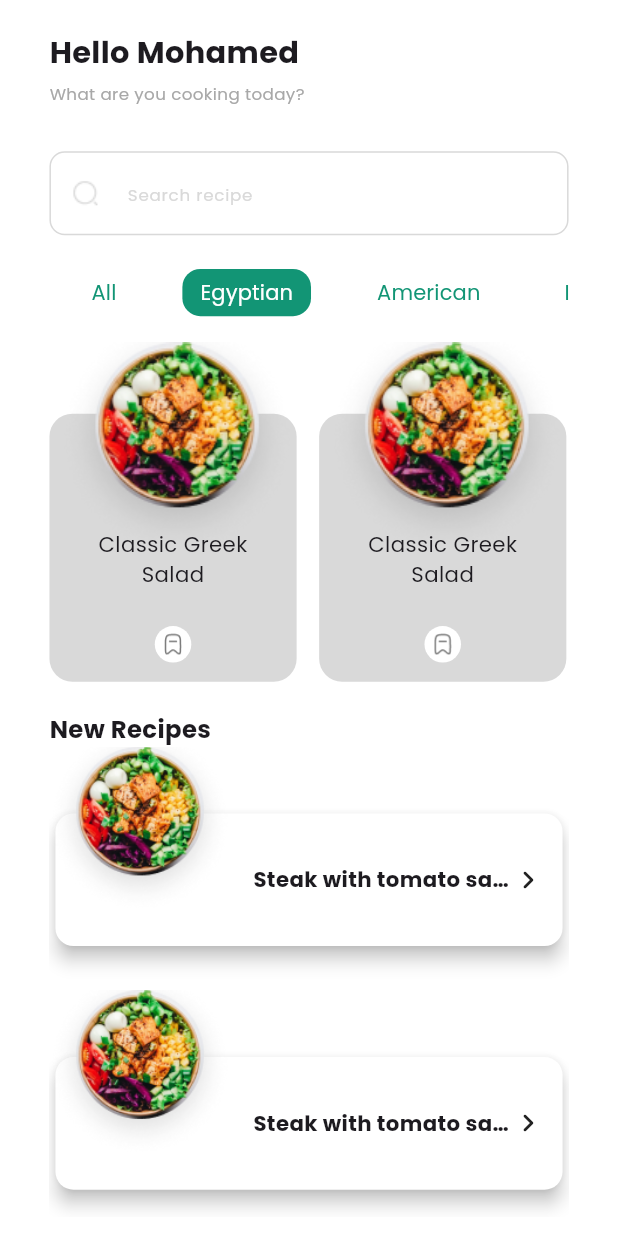
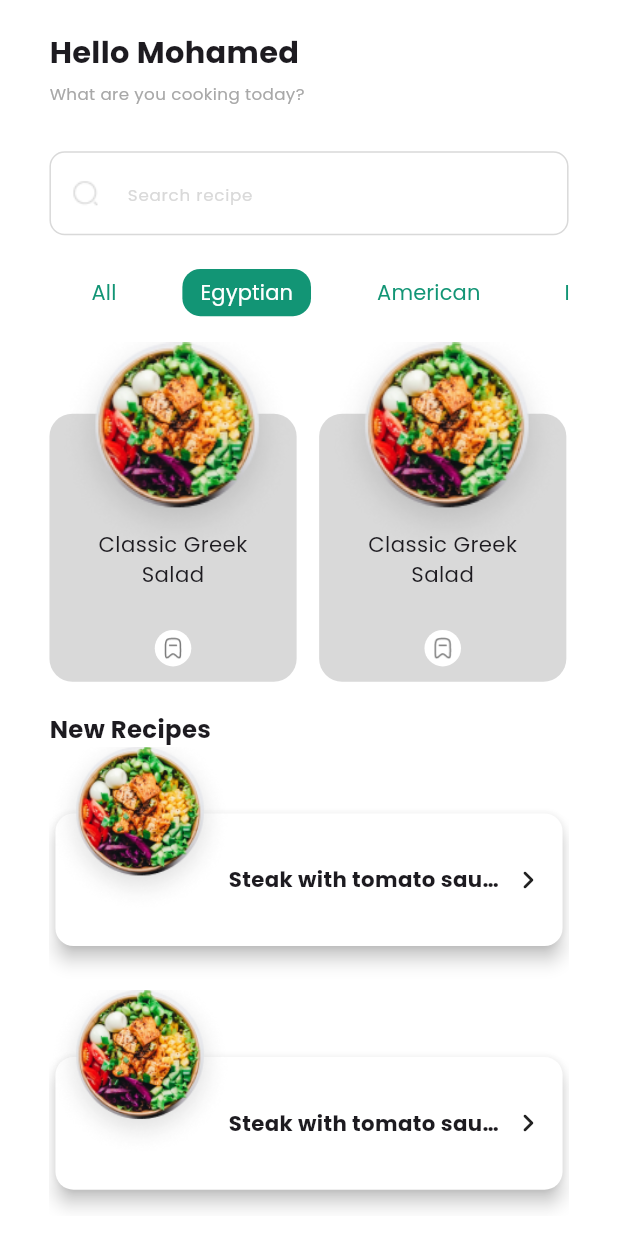
Before and after one commit to MohamedGomaa201/Food_Recipes, a Flutter app: the HomeView screen opened directly, on a phone screen of 412 x 824 dp. Run offline on Flutter 3.47's test engine with Material 3 defaults, Android fonts, the phone set to English and light mode, and no system bars; our stand-ins replace flutter_screenutil.

Commit message:
finishing home view and enhance some codes

```diff
--- a/lib/features/home/presentation/view/widgets/home_body.dart
+++ b/lib/features/home/presentation/view/widgets/home_body.dart
@@ -1,11 +1,11 @@
 import 'package:flutter/material.dart';
 import 'package:flutter_screenutil/flutter_screenutil.dart';
-import 'package:food_recipes/core/constants/app_images.dart';
 import 'package:food_recipes/core/themes/app_colors.dart';
 import 'package:food_recipes/core/themes/styles.dart';
-import 'package:food_recipes/features/home/presentation/view/widgets/new_recipe_card.dart';
-import 'package:food_recipes/features/home/presentation/view/widgets/recipe_card.dart';
-import 'package:food_recipes/features/home/presentation/view/widgets/top_navigation_bar_tab.dart';
+import 'package:food_recipes/features/home/presentation/view/widgets/home_tab_bar.dart';
+import 'package:food_recipes/features/home/presentation/view/widgets/new_recipe_card_builder.dart';
+import 'package:food_recipes/features/home/presentation/view/widgets/recipe_card_builder.dart';
+import 'package:food_recipes/features/home/presentation/view/widgets/search_box.dart';
 
 class HomeBody extends StatefulWidget {
   const HomeBody({super.key});
@@ -34,10 +34,9 @@ class _HomeBodyState extends State<HomeBody>
   @override
   Widget build(BuildContext context) {
     return SafeArea(
-      child: Padding(
-        padding: EdgeInsets.symmetric(horizontal: 30.w, vertical: 20.h),
-        child: Column(
-          crossAxisAlignment: CrossAxisAlignment.start,
+      child: ListView(
+        padding: EdgeInsets.only(left: 30.w, right: 30.w, top: 20.h),
+        physics: NeverScrollableScrollPhysics(),
         children: [
           Text(
             "Hello Mohamed",
@@ -49,85 +48,17 @@ class _HomeBodyState extends State<HomeBody>
             style: Styles.textStyleGrey11.copyWith(color: AppColors.grey3),
           ),
           SizedBox(height: 30.h),
-            TextField(
-              cursorColor: AppColors.mainColor,
-              decoration: InputDecoration(
-                prefixIcon: Image.asset(AppImages.searchIcon),
-                enabledBorder: OutlineInputBorder(
-                  borderSide: BorderSide(color: AppColors.grey4),
-                  borderRadius: BorderRadius.circular(10.sp),
-                ),
-                border: OutlineInputBorder(
-                  borderRadius: BorderRadius.circular(10.sp),
-                  borderSide: BorderSide(color: AppColors.grey4),
-                ),
-                focusedBorder: OutlineInputBorder(
-                  borderRadius: BorderRadius.circular(10.sp),
-                  borderSide: BorderSide(color: AppColors.mainColor),
-                ),
-                hintText: "Search recipe",
-                hintStyle: Styles.textStyleGrey11,
-              ),
-            ),
+          SearchBox(),
           SizedBox(height: 15.h),
-            TabBar(
-              indicatorColor: Colors.transparent,
-              dividerHeight: 0,
-              overlayColor: WidgetStateColor.transparent,
-              controller: _tabController,
-              unselectedLabelColor: Colors.grey,
-              indicatorSize: TabBarIndicatorSize.tab,
-              isScrollable: true,
-              physics: const BouncingScrollPhysics(),
-              tabAlignment: TabAlignment.start,
-              onTap: (value) {},
-              tabs: [
-                TopNavigationBarTap(selectedIndex: 1, cIndex: 0, name: "All"),
-                TopNavigationBarTap(
-                  selectedIndex: 1,
-                  cIndex: 1,
-                  name: "Egyptian",
-                ),
-                TopNavigationBarTap(
-                  selectedIndex: 1,
-                  cIndex: 2,
-                  name: "American",
-                ),
-                TopNavigationBarTap(
-                  selectedIndex: 1,
-                  cIndex: 3,
-                  name: "Italian",
-                ),
-                TopNavigationBarTap(
-                  selectedIndex: 1,
-                  cIndex: 4,
-                  name: "Turkish",
-                ),
-              ],
-            ),
-            SizedBox(
-              height: 231.h,
-              child: ListView.builder(
-                itemCount: 4,
-                scrollDirection: Axis.horizontal,
-                itemBuilder: (context, index) => RecipeCard(),
-              ),
-            ),
+          HomeTabBar(tabController: _tabController),
+          RecipeCardBuilder(),
           SizedBox(height: 20.h),
           Text(
             "New Recipes",
             style: TextStyle(fontSize: 16.sp, fontWeight: FontWeight.w600),
           ),
-            SizedBox(
-              width: double.infinity,
-              height: 309.h,
-              child: ListView.builder(
-                itemCount: 4,
-                itemBuilder: (context, index) => NewRecipeCard(),
-              ),
-            ),
+          NewRecipeCardBuilder(),
         ],
-        ),
       ),
     );
   }
--- /dev/null
+++ b/lib/features/home/presentation/view/widgets/home_tab_bar.dart
@@ -0,0 +1,42 @@
+import 'package:flutter/material.dart';
+import 'package:food_recipes/features/home/presentation/view/widgets/top_navigation_bar_tab.dart';
+
+class HomeTabBar extends StatelessWidget {
+  const HomeTabBar({
+    super.key,
+    required TabController tabController,
+  }) : _tabController = tabController;
+
+  final TabController _tabController;
+
+  @override
+  Widget build(BuildContext context) {
+    return TabBar(
+      indicatorColor: Colors.transparent,
+      dividerHeight: 0,
+      overlayColor: WidgetStateColor.transparent,
+      controller: _tabController,
+      unselectedLabelColor: Colors.grey,
+      indicatorSize: TabBarIndicatorSize.tab,
+      isScrollable: true,
+      physics: const BouncingScrollPhysics(),
+      tabAlignment: TabAlignment.start,
+      onTap: (value) {},
+      tabs: [
+        TopNavigationBarTap(selectedIndex: 1, cIndex: 0, name: "All"),
+        TopNavigationBarTap(
+          selectedIndex: 1,
+          cIndex: 1,
+          name: "Egyptian",
+        ),
+        TopNavigationBarTap(
+          selectedIndex: 1,
+          cIndex: 2,
+          name: "American",
+        ),
+        TopNavigationBarTap(selectedIndex: 1, cIndex: 3, name: "Italian"),
+        TopNavigationBarTap(selectedIndex: 1, cIndex: 4, name: "Turkish"),
+      ],
+    );
+  }
+}
--- a/lib/features/home/presentation/view/widgets/new_recipe_card.dart
+++ b/lib/features/home/presentation/view/widgets/new_recipe_card.dart
@@ -28,7 +28,7 @@ class NewRecipeCard extends StatelessWidget {
                   ),
                   child: Row(
                     children: [
-                      SizedBox(width: 110.w),
+                      SizedBox(width: 95.w),
                       Expanded(
                         child: Text(
                           "Steak with tomato sauce and bulgur rice.",
@@ -54,30 +54,6 @@ class NewRecipeCard extends StatelessWidget {
                 fit: BoxFit.cover,
               ),
             ),
-            // Positioned(
-            //   left: 250.w,
-            //   child: Padding(
-            //     padding: EdgeInsets.symmetric(
-            //       horizontal: 10.w,
-            //       vertical: 10.h,
-            //     ),
-            //     child: GestureDetector(
-            //       onTap: () {},
-            //       child: Container(
-            //         width: 30.w,
-            //         height: 30.h,
-            //         decoration: BoxDecoration(
-            //           color: Colors.white,
-            //           shape: BoxShape.circle,
-            //         ),
-            //         child: Image.asset(
-            //           "assets/icons/bookmark.png",
-            //           scale: 1,
-            //         ),
-            //       ),
-            //     ),
-            //   ),
-            // ),
           ],
         ),
       ),
--- /dev/null
+++ b/lib/features/home/presentation/view/widgets/new_recipe_card_builder.dart
@@ -0,0 +1,20 @@
+import 'package:flutter/material.dart';
+import 'package:food_recipes/features/home/presentation/view/widgets/new_recipe_card.dart';
+
+class NewRecipeCardBuilder extends StatelessWidget {
+  const NewRecipeCardBuilder({
+    super.key,
+  });
+
+  @override
+  Widget build(BuildContext context) {
+    return SizedBox(
+      width: double.infinity,
+      height: MediaQuery.sizeOf(context).height * .38,
+      child: ListView.builder(
+        itemCount: 4,
+        itemBuilder: (context, index) => NewRecipeCard(),
+      ),
+    );
+  }
+}
--- a/lib/features/home/presentation/view/widgets/recipe_card.dart
+++ b/lib/features/home/presentation/view/widgets/recipe_card.dart
@@ -43,7 +43,7 @@ class RecipeCard extends StatelessWidget {
                       style: TextStyle(fontSize: 14.sp),
                     ),
                   ),
-                  SizedBox(height: 24.h),
+                  Spacer(),
                   GestureDetector(
                     onTap: () {},
                     child: Container(
--- /dev/null
+++ b/lib/features/home/presentation/view/widgets/recipe_card_builder.dart
@@ -0,0 +1,21 @@
+import 'package:flutter/material.dart';
+import 'package:flutter_screenutil/flutter_screenutil.dart';
+import 'package:food_recipes/features/home/presentation/view/widgets/recipe_card.dart';
+
+class RecipeCardBuilder extends StatelessWidget {
+  const RecipeCardBuilder({
+    super.key,
+  });
+
+  @override
+  Widget build(BuildContext context) {
+    return SizedBox(
+      height: 231.h,
+      child: ListView.builder(
+        itemCount: 4,
+        scrollDirection: Axis.horizontal,
+        itemBuilder: (context, index) => RecipeCard(),
+      ),
+    );
+  }
+}
--- /dev/null
+++ b/lib/features/home/presentation/view/widgets/search_box.dart
@@ -0,0 +1,35 @@
+import 'package:flutter/material.dart';
+import 'package:flutter_screenutil/flutter_screenutil.dart';
+import 'package:food_recipes/core/constants/app_images.dart';
+import 'package:food_recipes/core/themes/app_colors.dart';
+import 'package:food_recipes/core/themes/styles.dart';
+
+class SearchBox extends StatelessWidget {
+  const SearchBox({
+    super.key,
+  });
+
+  @override
+  Widget build(BuildContext context) {
+    return TextField(
+      cursorColor: AppColors.mainColor,
+      decoration: InputDecoration(
+        prefixIcon: Image.asset(AppImages.searchIcon),
+        enabledBorder: OutlineInputBorder(
+          borderSide: BorderSide(color: AppColors.grey4),
+          borderRadius: BorderRadius.circular(10.sp),
+        ),
+        border: OutlineInputBorder(
+          borderRadius: BorderRadius.circular(10.sp),
+          borderSide: BorderSide(color: AppColors.grey4),
+        ),
+        focusedBorder: OutlineInputBorder(
+          borderRadius: BorderRadius.circular(10.sp),
+          borderSide: BorderSide(color: AppColors.mainColor),
+        ),
+        hintText: "Search recipe",
+        hintStyle: Styles.textStyleGrey11,
+      ),
+    );
+  }
+}
```
Lines whose indentation alone changed are shown as unchanged.
